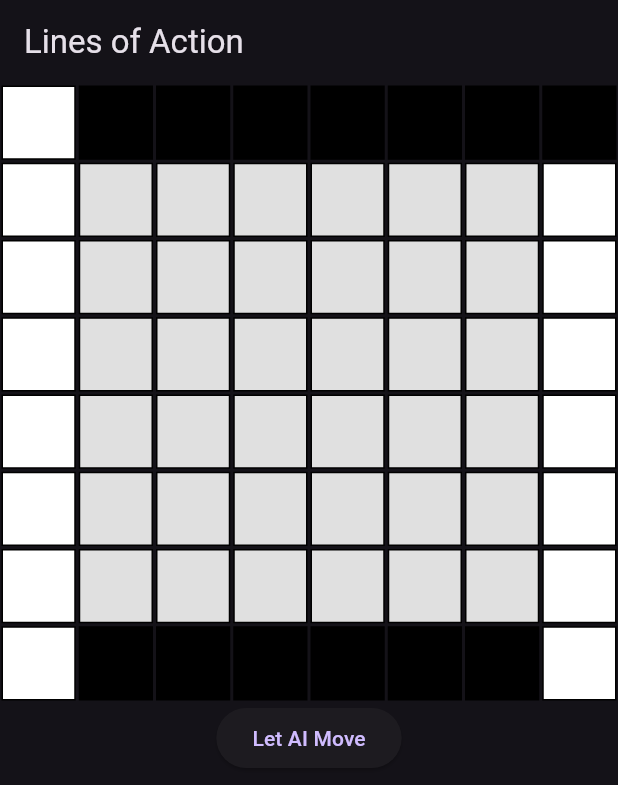
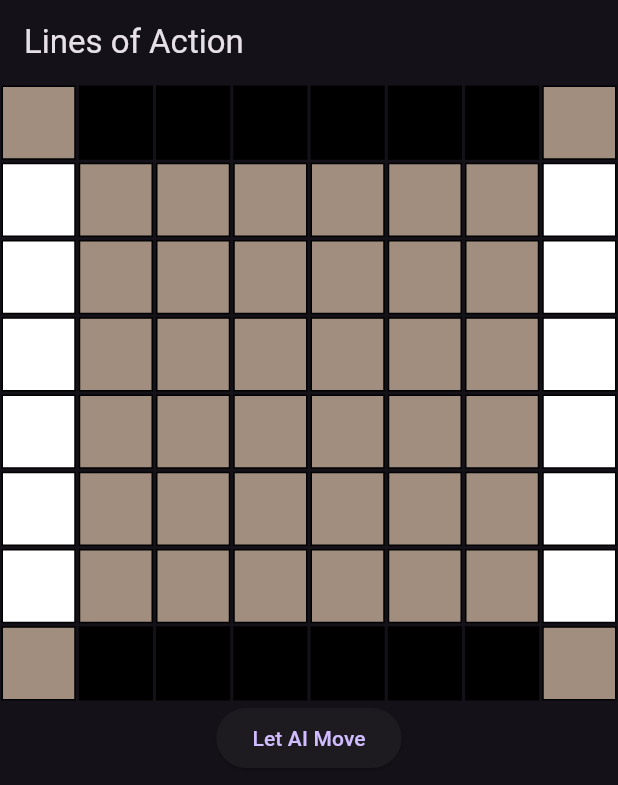
Before and after one commit to johuang50/loa-ai, a Flutter app: the screen it shows after launch, on a phone screen of 412 x 824 dp. Shown: the top 785 px of the screen. Run offline on Flutter 3.47's test engine with Material 3 defaults, Android fonts, the phone set to English and light mode, and no system bars.

Commit message:
Fix initial game state

```diff
--- a/ui/lib/main.dart
+++ b/ui/lib/main.dart
@@ -33,7 +33,7 @@
   @override
   void initState() {
     super.initState();
-    for (int i = 0; i < 8; i++) {
+    for (int i = 1; i < 7; i++) {
       board[0][i] = 1;
       board[7][i] = 1;
       board[i][0] = -1;
@@ -73,7 +73,7 @@
     else if (val == -1)
       color = Colors.white;
     else
-      color = Colors.grey.shade300;
+      color = Color.fromARGB(255, 161, 142, 127);
 
     return GestureDetector(
       onTap: () {
```
